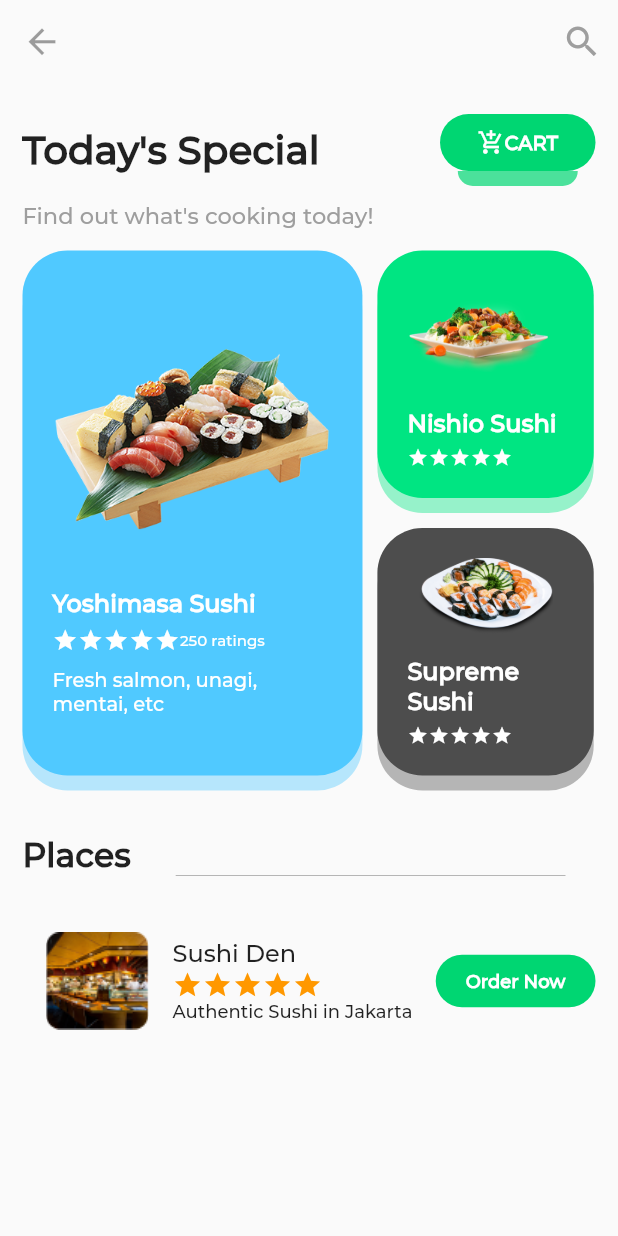
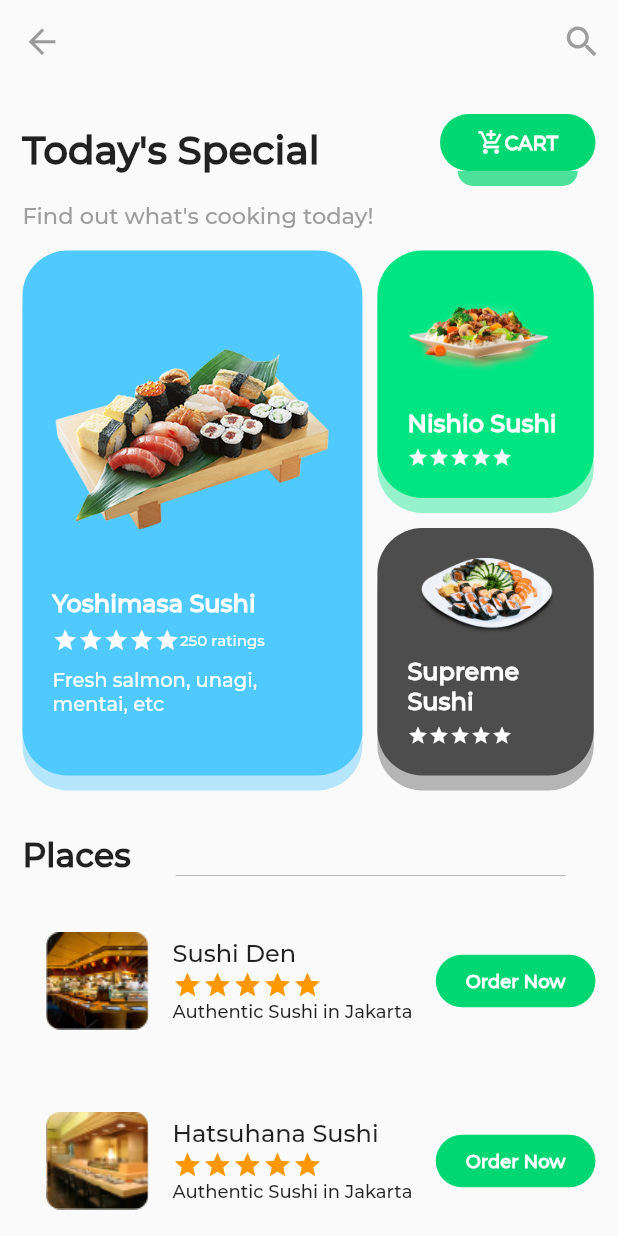
Before and after one commit to satyapratamak/dicoding.flutter-fund.subm1-v1, a Flutter app: the screen it shows after launch, on a phone screen of 412 x 824 dp. Run offline on Flutter 3.47's test engine with Material 2 defaults, Android fonts, the phone set to English and light mode, and no system bars.

Commit message:
COMMIT : Home Screen and HotelPage Home Screen

```diff
--- a/lib/main.dart
+++ b/lib/main.dart
@@ -1,10 +1,75 @@
 import 'package:flutter/material.dart';
 import 'package:food_ordering_app/Style.dart';
-import 'package:food_ordering_app/HotelPage.dart';
+import 'package:food_ordering_app/screens/V_hotel_detail_screen.dart';
+import 'package:food_ordering_app/screens/V_hotel_list_screen.dart';
+//import 'package:grouped_list/grouped_list.dart';
 
 void main() {
   runApp(MyApp());
 }
+
+// List _dataDummy = [
+//   {
+//     "albumId": 1,
+//     "id": 1,
+//     "title": "Flutter",
+//     "url": "https://via.placeholder.com/600/92c952",
+//     "thumbnailUrl": "https://via.placeholder.com/150/92c952",
+//     "author": "Satya P.K",
+//     "date": "14/01/2021",
+//     "group": "Flutter",
+//   },
+//   {
+//     "albumId": 1,
+//     "id": 2,
+//     "title": "Android",
+//     "url": "https://via.placeholder.com/600/771796",
+//     "thumbnailUrl": "https://via.placeholder.com/150/771796",
+//     "author": "Satya P.K",
+//     "date": "14/01/2021",
+//     "group": "Android",
+//   },
+//   {
+//     "albumId": 1,
+//     "id": 3,
+//     "title": "IOS",
+//     "url": "https://via.placeholder.com/600/24f355",
+//     "thumbnailUrl": "https://via.placeholder.com/150/24f355",
+//     "author": "Satya P.K",
+//     "date": "14/01/2021",
+//     "group": "IOS",
+//   },
+//   {
+//     "albumId": 1,
+//     "id": 4,
+//     "title": "React Native",
+//     "url": "https://via.placeholder.com/600/d32776",
+//     "thumbnailUrl": "https://via.placeholder.com/150/d32776",
+//     "author": "Satya P.K",
+//     "date": "14/01/2021",
+//     "group": "React Native",
+//   },
+//   {
+//     "albumId": 1,
+//     "id": 5,
+//     "title": "Python",
+//     "url": "https://via.placeholder.com/600/f66b97",
+//     "thumbnailUrl": "https://via.placeholder.com/150/f66b97",
+//     "author": "Satya P.K",
+//     "date": "14/01/2021",
+//     "group": "Python",
+//   },
+//   {
+//     "albumId": 1,
+//     "id": 6,
+//     "title": "ReactJS",
+//     "url": "https://via.placeholder.com/600/56a8c2",
+//     "thumbnailUrl": "https://via.placeholder.com/150/56a8c2",
+//     "author": "Satya P.K",
+//     "date": "14/01/2021",
+//     "group": "ReactJS",
+//   },
+// ];
 
 class MyApp extends StatelessWidget {
   // This widget is the root of your application.
@@ -26,6 +91,7 @@ class MyHomePage extends StatefulWidget {
 }
 
 class _MyHomePageState extends State<MyHomePage> {
+  HotelList hotelList = HotelList();
   @override
   Widget build(BuildContext context) {
     return Scaffold(
@@ -54,7 +120,7 @@ class _MyHomePageState extends State<MyHomePage> {
             padding: EdgeInsets.symmetric(horizontal: 15),
             child: Column(
               crossAxisAlignment: CrossAxisAlignment.start,
-              children: [
+              children: <Widget>[
                 SizedBox(
                   height: 20,
                 ),
@@ -439,7 +505,23 @@ class _MyHomePageState extends State<MyHomePage> {
                 SizedBox(
                   height: 20,
                 ),
-                placesWidget("hotel1", "Sushi Den")
+                placesWidget("hotel1", "Sushi Den"),
+                SizedBox(
+                  height: 20,
+                ),
+                placesWidget("hotel2", "Hatsuhana Sushi"),
+                SizedBox(
+                  height: 20,
+                ),
+                placesWidget("hotel3", "Sushi Maaki"),
+                /*Column(
+                  mainAxisSize: MainAxisSize.min,
+                  children: <Widget>[
+                    new Flexible(
+                      child: hotelList,
+                    )
+                  ],
+                ),*/
               ],
             ),
           ),
@@ -447,6 +529,22 @@ class _MyHomePageState extends State<MyHomePage> {
       ),
     );
   }
+
+  // Container placesWidgetList() {
+  //   return Container(
+  //     child: GroupedListView<dynamic, String>(
+  //       elements: _dataDummy,
+  //       groupBy: (element) => element['group'],
+  //       groupSeparatorBuilder: (String groupByValue) => Text(groupByValue),
+  //       itemBuilder: (context, dynamic element) => Text(element['name']),
+  //       itemComparator: (item1, item2) =>
+  //           item1['name'].compareTo(item2['name']), // optional
+  //       useStickyGroupSeparators: true, // optional
+  //       floatingHeader: true, // optional
+  //       order: GroupedListOrder.ASC, // optional
+  //     ),
+  //   );
+  // }
 
   Row placesWidget(String img, String name) {
     return Row(
@@ -520,7 +618,7 @@ class _MyHomePageState extends State<MyHomePage> {
     Navigator.push(
       context,
       MaterialPageRoute(
-        builder: (context) => HotelPage(),
+        builder: (context) => HotelDetailScreen(),
       ),
     );
   }
--- /dev/null
+++ b/lib/model/M_hotel.dart
@@ -0,0 +1,17 @@
+import "package:flutter/material.dart";
+
+class Hotel {
+  String img;
+  String name;
+
+  Hotel({
+    @required this.img,
+    @required this.name,
+  });
+}
+
+List<Hotel> hotelList = [
+  Hotel(img: "hotel1.png", name: "Sushi Den"),
+  Hotel(img: "hotel2.png", name: "Hatsuhana Sushi"),
+  Hotel(img: "hotel2.png", name: "Sushi Maaki"),
+];
--- a/pubspec.yaml
+++ b/pubspec.yaml
@@ -28,6 +28,7 @@ dependencies:
   # The following adds the Cupertino Icons font to your application.
   # Use with the CupertinoIcons class for iOS style icons.
   cupertino_icons: ^1.0.0
+  grouped_list: ^3.7.1
 
 dev_dependencies:
   flutter_test:
```
Also changed, not shown: lib/HotelPage.dart (deleted, +0 -8 lines), lib/screens/V_hotel_detail_screen.dart (added, +63 -0 lines), lib/screens/V_hotel_list_screen.dart (added, +16 -0 lines), pubspec.lock.
